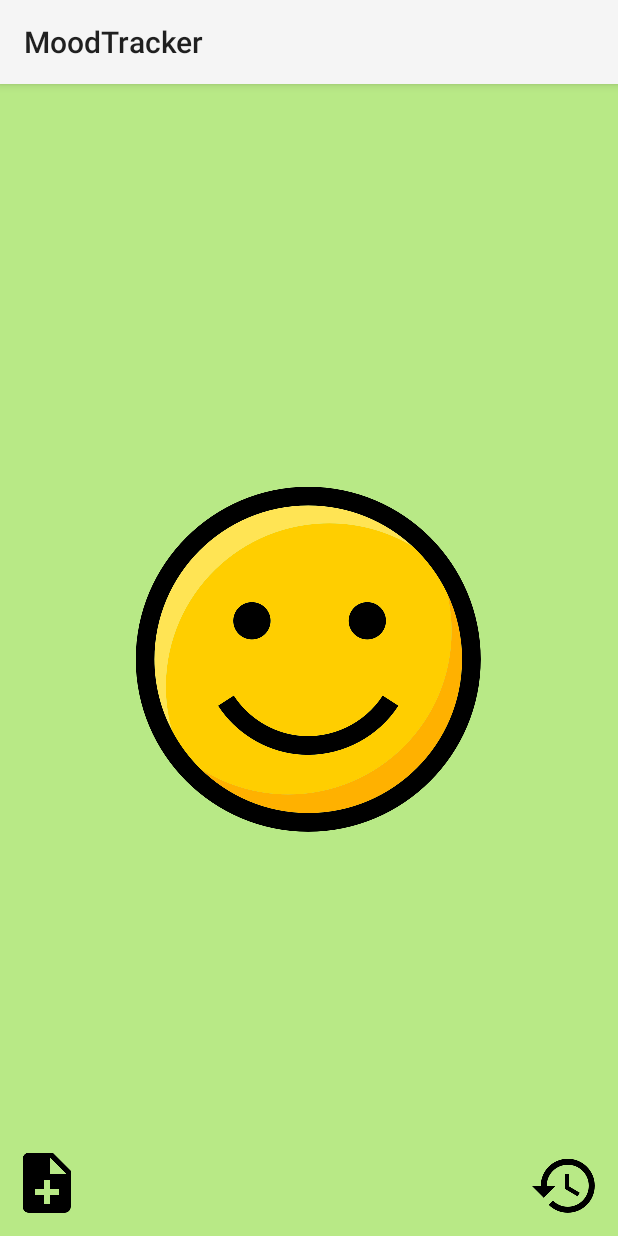
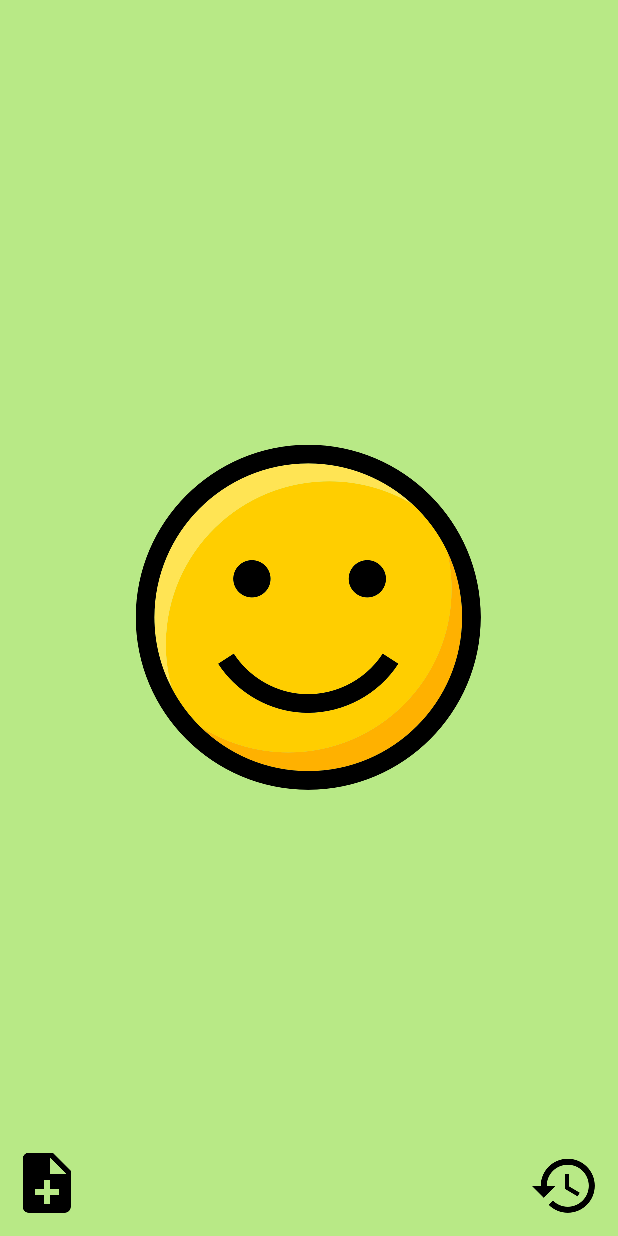
Before and after one commit to LeothosThoren/Mood_Tracker, an Android app: the screen it shows after launch (MainActivity), on a phone screen of 412 x 824 dp. Run offline under Robolectric (Android 15) with nearby library versions, the phone set to English and light mode, and no system bars.

Commit message:
Remove action bar from styles.xml

```diff
--- a/app/src/main/res/values/styles.xml
+++ b/app/src/main/res/values/styles.xml
@@ -1,7 +1,7 @@
 <resources>
 
     <!-- Base application theme. -->
-    <style name="AppTheme" parent="Theme.AppCompat.Light">
+    <style name="AppTheme" parent="Theme.AppCompat.Light.NoActionBar">
         <!-- Customize your theme here. -->
         <item name="colorPrimary">@color/primary_material_light</item>
         <item name="colorPrimaryDark">@color/primary_dark_material_light</item>
```
